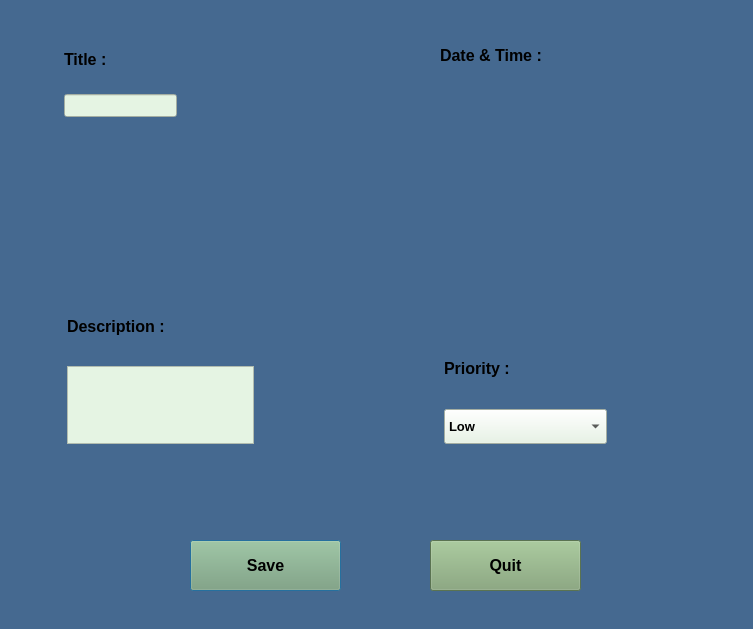
shaahinfaezi/WorkShopProject, file WorkShopProject/addtask.ui: the form before one commit.
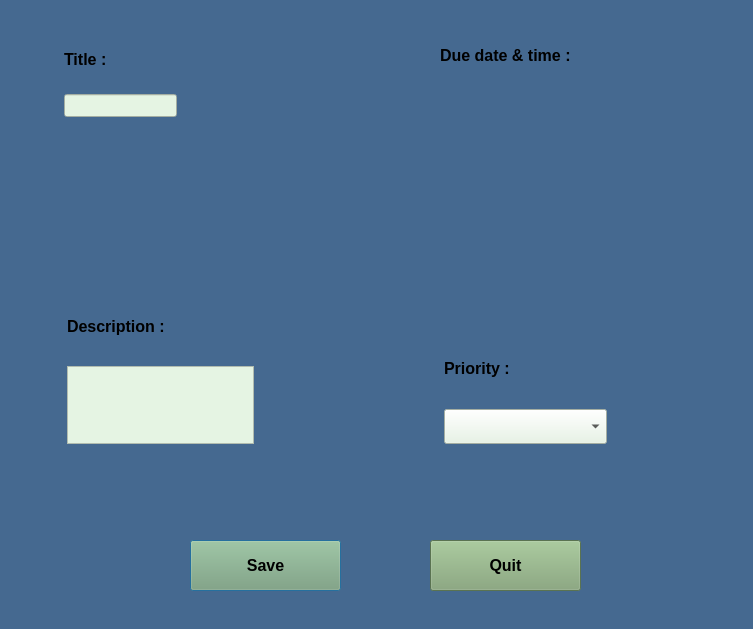
The form after the commit.

```diff
--- a/WorkShopProject/addtask.ui
+++ b/WorkShopProject/addtask.ui
@@ -86,10 +86,10 @@
        <bool>false</bool>
       </property>
       <property name="currentText">
-       <string>Low</string>
+       <string/>
       </property>
       <property name="currentIndex">
-       <number>0</number>
+       <number>-1</number>
       </property>
       <item>
        <property name="text">
@@ -232,7 +232,7 @@
     <rect>
      <x>440</x>
      <y>30</y>
-     <width>121</width>
+     <width>161</width>
      <height>51</height>
     </rect>
    </property>
@@ -244,7 +244,7 @@
     </font>
    </property>
    <property name="text">
-    <string>Date &amp; Time :</string>
+    <string>Due date &amp; time :</string>
    </property>
   </widget>
   <widget class="QPushButton" name="pushButton">
```
